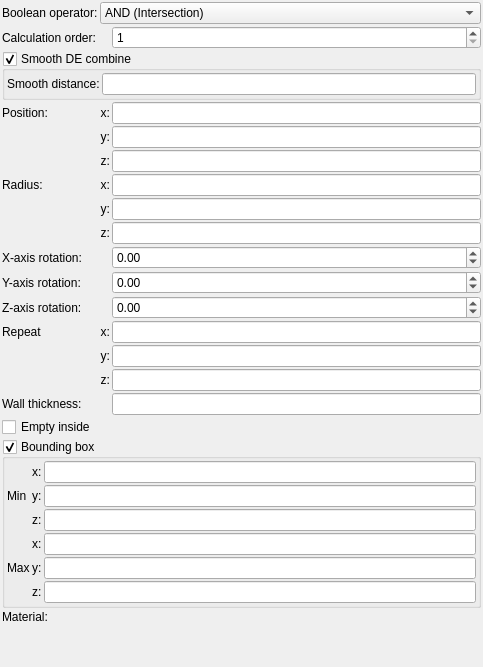
Above: mandelbulber2/formula/ui/primitive_ellipsoid.ui from buddhi1980/mandelbulber2 before the change. Below: the same form after it.
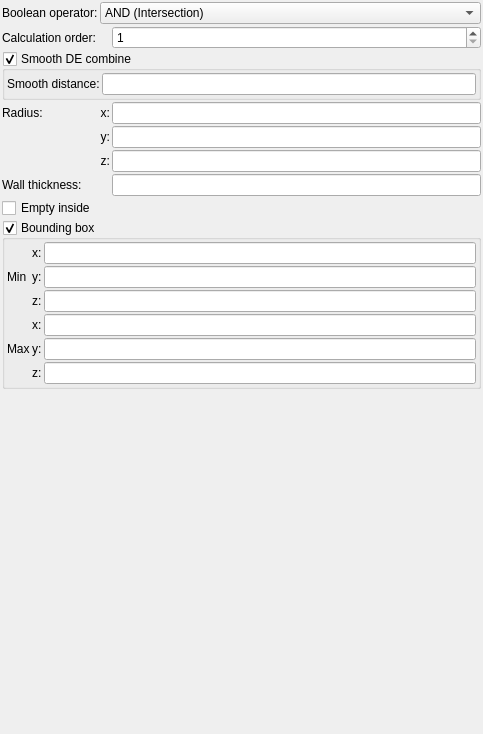
That is the form after the change. Custom widgets are drawn as their Qt base class.

```diff
--- a/mandelbulber2/formula/ui/primitive_ellipsoid.ui
+++ b/mandelbulber2/formula/ui/primitive_ellipsoid.ui
@@ -7,7 +7,7 @@
     <x>0</x>
     <y>0</y>
     <width>483</width>
-    <height>667</height>
+    <height>734</height>
    </rect>
   </property>
   <property name="windowTitle">
@@ -34,80 +34,53 @@
      <property name="spacing">
       <number>2</number>
      </property>
-     <item row="14" column="2">
-      <widget class="MyLineEdit" name="vect3_repeat_z">
+     <item row="0" column="1" colspan="2">
+      <widget class="MyComboBox" name="comboBox_boolean_operator">
        <property name="sizePolicy">
-        <sizepolicy hsizetype="Expanding" vsizetype="Maximum">
+        <sizepolicy hsizetype="Preferred" vsizetype="Preferred">
          <horstretch>0</horstretch>
          <verstretch>0</verstretch>
         </sizepolicy>
        </property>
-      </widget>
-     </item>
-     <item row="2" column="0" colspan="3">
-      <widget class="MyGroupBox" name="groupCheck_smooth_de_combine_enable">
-       <property name="title">
-        <string>Smooth DE combine</string>
-       </property>
-       <property name="checkable">
-        <bool>true</bool>
-       </property>
-       <layout class="QGridLayout" name="gridLayout_4">
-        <property name="leftMargin">
-         <number>2</number>
+       <item>
+        <property name="text">
+         <string>AND (Intersection)</string>
         </property>
-        <property name="topMargin">
-         <number>2</number>
+       </item>
+       <item>
+        <property name="text">
+         <string>OR (Union)</string>
         </property>
-        <property name="rightMargin">
-         <number>2</number>
+       </item>
+       <item>
+        <property name="text">
+         <string>SUB (Complement)</string>
         </property>
-        <property name="bottomMargin">
-         <number>2</number>
+       </item>
+       <item>
+        <property name="text">
+         <string>rev SUB (B-A)</string>
         </property>
-        <property name="spacing">
-         <number>2</number>
-        </property>
-        <item row="0" column="0">
-         <widget class="QLabel" name="label_306">
-          <property name="text">
-           <string>Smooth distance:</string>
-          </property>
-          <property name="wordWrap">
-           <bool>true</bool>
-          </property>
-         </widget>
-        </item>
-        <item row="0" column="1">
-         <widget class="MyLineEdit" name="logedit_smooth_de_combine_distance">
-          <property name="sizePolicy">
-           <sizepolicy hsizetype="Expanding" vsizetype="Maximum">
-            <horstretch>0</horstretch>
-            <verstretch>0</verstretch>
-           </sizepolicy>
-          </property>
-         </widget>
-        </item>
-       </layout>
+       </item>
       </widget>
      </item>
-     <item row="3" column="2">
-      <widget class="MyLineEdit" name="vect3_position_x">
-       <property name="sizePolicy">
-        <sizepolicy hsizetype="Expanding" vsizetype="Maximum">
-         <horstretch>0</horstretch>
-         <verstretch>0</verstretch>
-        </sizepolicy>
-       </property>
-      </widget>
-     </item>
-     <item row="4" column="1">
-      <widget class="QLabel" name="label_12">
+     <item row="1" column="0">
+      <widget class="QLabel" name="label_22">
        <property name="text">
-        <string>y:</string>
+        <string>Calculation order:</string>
        </property>
-       <property name="alignment">
-        <set>Qt::AlignRight|Qt::AlignTrailing|Qt::AlignVCenter</set>
+       <property name="wordWrap">
+        <bool>true</bool>
+       </property>
+      </widget>
+     </item>
+     <item row="5" column="2">
+      <widget class="MyLineEdit" name="vect3_size_z">
+       <property name="sizePolicy">
+        <sizepolicy hsizetype="Expanding" vsizetype="Maximum">
+         <horstretch>0</horstretch>
+         <verstretch>0</verstretch>
+        </sizepolicy>
        </property>
       </widget>
      </item>
@@ -121,58 +94,9 @@
        </property>
       </widget>
      </item>
-     <item row="1" column="2">
-      <widget class="MySpinBox" name="spinboxInt_calculation_order">
+     <item row="4" column="2">
+      <widget class="MyLineEdit" name="vect3_size_y">
        <property name="sizePolicy">
-        <sizepolicy hsizetype="Minimum" vsizetype="Maximum">
-         <horstretch>0</horstretch>
-         <verstretch>0</verstretch>
-        </sizepolicy>
-       </property>
-       <property name="toolTip">
-        <string>&lt;html&gt;&lt;head/&gt;&lt;body&gt;&lt;p&gt;Order of calculation boolean operators. Object with lower number will be calculated first.&lt;/p&gt;&lt;/body&gt;&lt;/html&gt;</string>
-       </property>
-       <property name="minimum">
-        <number>1</number>
-       </property>
-       <property name="maximum">
-        <number>9999</number>
-       </property>
-      </widget>
-     </item>
-     <item row="14" column="1">
-      <widget class="QLabel" name="label_repeat_z_2">
-       <property name="text">
-        <string>z:</string>
-       </property>
-       <property name="alignment">
-        <set>Qt::AlignRight|Qt::AlignTrailing|Qt::AlignVCenter</set>
-       </property>
-      </widget>
-     </item>
-     <item row="3" column="1">
-      <widget class="QLabel" name="label_11">
-       <property name="text">
-        <string>x:</string>
-       </property>
-       <property name="alignment">
-        <set>Qt::AlignRight|Qt::AlignTrailing|Qt::AlignVCenter</set>
-       </property>
-      </widget>
-     </item>
-     <item row="13" column="1">
-      <widget class="QLabel" name="label_repeat_y_2">
-       <property name="text">
-        <string>y:</string>
-       </property>
-       <property name="alignment">
-        <set>Qt::AlignRight|Qt::AlignTrailing|Qt::AlignVCenter</set>
-       </property>
-      </widget>
-     </item>
-     <item row="15" column="2">
-      <widget class="MyLineEdit" name="logedit_wall_thickness">
-       <property name="sizePolicy">
         <sizepolicy hsizetype="Expanding" vsizetype="Maximum">
          <horstretch>0</horstretch>
          <verstretch>0</verstretch>
@@ -180,86 +104,7 @@
        </property>
       </widget>
      </item>
-     <item row="19" column="0">
-      <widget class="QLabel" name="label_20">
-       <property name="text">
-        <string>Material:</string>
-       </property>
-      </widget>
-     </item>
-     <item row="5" column="2">
-      <widget class="MyLineEdit" name="vect3_position_z">
-       <property name="sizePolicy">
-        <sizepolicy hsizetype="Expanding" vsizetype="Maximum">
-         <horstretch>0</horstretch>
-         <verstretch>0</verstretch>
-        </sizepolicy>
-       </property>
-      </widget>
-     </item>
-     <item row="6" column="0">
-      <widget class="QLabel" name="label_7">
-       <property name="text">
-        <string>Radius:</string>
-       </property>
-      </widget>
-     </item>
-     <item row="11" column="2">
-      <widget class="MyDoubleSpinBox" name="spinboxd3_rotation_z">
-       <property name="sizePolicy">
-        <sizepolicy hsizetype="Minimum" vsizetype="Maximum">
-         <horstretch>0</horstretch>
-         <verstretch>0</verstretch>
-        </sizepolicy>
-       </property>
-       <property name="prefix">
-        <string/>
-       </property>
-       <property name="suffix">
-        <string/>
-       </property>
-       <property name="decimals">
-        <number>2</number>
-       </property>
-       <property name="minimum">
-        <double>-36000.000000000000000</double>
-       </property>
-       <property name="maximum">
-        <double>36000.000000000000000</double>
-       </property>
-       <property name="singleStep">
-        <double>0.100000000000000</double>
-       </property>
-      </widget>
-     </item>
-     <item row="19" column="1" colspan="2">
-      <widget class="cMaterialSelector" name="materialselector_material_id" native="true">
-       <property name="sizePolicy">
-        <sizepolicy hsizetype="Preferred" vsizetype="Minimum">
-         <horstretch>0</horstretch>
-         <verstretch>0</verstretch>
-        </sizepolicy>
-       </property>
-      </widget>
-     </item>
-     <item row="10" column="0">
-      <widget class="QLabel" name="label_y_rotation">
-       <property name="text">
-        <string>Y-axis rotation:</string>
-       </property>
-      </widget>
-     </item>
-     <item row="7" column="1">
-      <widget class="QLabel" name="label_15">
-       <property name="text">
-        <string>y:</string>
-       </property>
-       <property name="alignment">
-        <set>Qt::AlignRight|Qt::AlignTrailing|Qt::AlignVCenter</set>
-       </property>
-      </widget>
-     </item>
-     <item row="17" column="0" colspan="3">
+     <item row="8" column="0" colspan="3">
       <widget class="MyGroupBox" name="groupCheck_limits_enable">
        <property name="title">
         <string>Bounding box</string>
@@ -426,134 +271,54 @@
        </layout>
       </widget>
      </item>
-     <item row="11" column="0">
-      <widget class="QLabel" name="label_z_rotation">
-       <property name="text">
-        <string>Z-axis rotation:</string>
+     <item row="2" column="0" colspan="3">
+      <widget class="MyGroupBox" name="groupCheck_smooth_de_combine_enable">
+       <property name="title">
+        <string>Smooth DE combine</string>
        </property>
-      </widget>
-     </item>
-     <item row="9" column="2">
-      <widget class="MyDoubleSpinBox" name="spinboxd3_rotation_x">
-       <property name="sizePolicy">
-        <sizepolicy hsizetype="Minimum" vsizetype="Maximum">
-         <horstretch>0</horstretch>
-         <verstretch>0</verstretch>
-        </sizepolicy>
+       <property name="checkable">
+        <bool>true</bool>
        </property>
-       <property name="prefix">
-        <string/>
-       </property>
-       <property name="suffix">
-        <string/>
-       </property>
-       <property name="decimals">
-        <number>2</number>
-       </property>
-       <property name="minimum">
-        <double>-36000.000000000000000</double>
-       </property>
-       <property name="maximum">
-        <double>36000.000000000000000</double>
-       </property>
-       <property name="singleStep">
-        <double>0.100000000000000</double>
-       </property>
-      </widget>
-     </item>
-     <item row="10" column="2">
-      <widget class="MyDoubleSpinBox" name="spinboxd3_rotation_y">
-       <property name="sizePolicy">
-        <sizepolicy hsizetype="Minimum" vsizetype="Maximum">
-         <horstretch>0</horstretch>
-         <verstretch>0</verstretch>
-        </sizepolicy>
-       </property>
-       <property name="prefix">
-        <string/>
-       </property>
-       <property name="suffix">
-        <string/>
-       </property>
-       <property name="decimals">
-        <number>2</number>
-       </property>
-       <property name="minimum">
-        <double>-36000.000000000000000</double>
-       </property>
-       <property name="maximum">
-        <double>36000.000000000000000</double>
-       </property>
-       <property name="singleStep">
-        <double>0.100000000000000</double>
-       </property>
-      </widget>
-     </item>
-     <item row="12" column="1">
-      <widget class="QLabel" name="label_repeat_x_2">
-       <property name="text">
-        <string>x:</string>
-       </property>
-       <property name="alignment">
-        <set>Qt::AlignRight|Qt::AlignTrailing|Qt::AlignVCenter</set>
-       </property>
-      </widget>
-     </item>
-     <item row="3" column="0">
-      <widget class="QLabel" name="label_10">
-       <property name="text">
-        <string>Position:</string>
-       </property>
-      </widget>
-     </item>
-     <item row="7" column="2">
-      <widget class="MyLineEdit" name="vect3_size_y">
-       <property name="sizePolicy">
-        <sizepolicy hsizetype="Expanding" vsizetype="Maximum">
-         <horstretch>0</horstretch>
-         <verstretch>0</verstretch>
-        </sizepolicy>
-       </property>
-      </widget>
-     </item>
-     <item row="12" column="0">
-      <widget class="QLabel" name="label_2">
-       <property name="text">
-        <string>Repeat</string>
-       </property>
-      </widget>
-     </item>
-     <item row="0" column="1" colspan="2">
-      <widget class="MyComboBox" name="comboBox_boolean_operator">
-       <property name="sizePolicy">
-        <sizepolicy hsizetype="Preferred" vsizetype="Preferred">
-         <horstretch>0</horstretch>
-         <verstretch>0</verstretch>
-        </sizepolicy>
-       </property>
-       <item>
-        <property name="text">
-         <string>AND (Intersection)</string>
+       <layout class="QGridLayout" name="gridLayout_4">
+        <property name="leftMargin">
+         <number>2</number>
         </property>
-       </item>
-       <item>
-        <property name="text">
-         <string>OR (Union)</string>
+        <property name="topMargin">
+         <number>2</number>
         </property>
-       </item>
-       <item>
-        <property name="text">
-         <string>SUB (Complement)</string>
+        <property name="rightMargin">
+         <number>2</number>
         </property>
-       </item>
-       <item>
-        <property name="text">
-         <string>rev SUB (B-A)</string>
+        <property name="bottomMargin">
+         <number>2</number>
         </property>
-       </item>
+        <property name="spacing">
+         <number>2</number>
+        </property>
+        <item row="0" column="0">
+         <widget class="QLabel" name="label_306">
+          <property name="text">
+           <string>Smooth distance:</string>
+          </property>
+          <property name="wordWrap">
+           <bool>true</bool>
+          </property>
+         </widget>
+        </item>
+        <item row="0" column="1">
+         <widget class="MyLineEdit" name="logedit_smooth_de_combine_distance">
+          <property name="sizePolicy">
+           <sizepolicy hsizetype="Expanding" vsizetype="Maximum">
+            <horstretch>0</horstretch>
+            <verstretch>0</verstretch>
+           </sizepolicy>
+          </property>
+         </widget>
+        </item>
+       </layout>
       </widget>
      </item>
-     <item row="16" column="0" colspan="3">
+     <item row="7" column="0" colspan="3">
       <widget class="MyCheckBox" name="checkBox_empty">
        <property name="sizePolicy">
         <sizepolicy hsizetype="Minimum" vsizetype="Maximum">
@@ -566,44 +331,26 @@
        </property>
       </widget>
      </item>
-     <item row="8" column="2">
-      <widget class="MyLineEdit" name="vect3_size_z">
+     <item row="1" column="2">
+      <widget class="MySpinBox" name="spinboxInt_calculation_order">
        <property name="sizePolicy">
-        <sizepolicy hsizetype="Expanding" vsizetype="Maximum">
+        <sizepolicy hsizetype="Minimum" vsizetype="Maximum">
          <horstretch>0</horstretch>
          <verstretch>0</verstretch>
         </sizepolicy>
        </property>
-      </widget>
-     </item>
-     <item row="1" column="0">
-      <widget class="QLabel" name="label_22">
-       <property name="text">
-        <string>Calculation order:</string>
+       <property name="toolTip">
+        <string>&lt;html&gt;&lt;head/&gt;&lt;body&gt;&lt;p&gt;Order of calculation boolean operators. Object with lower number will be calculated first.&lt;/p&gt;&lt;/body&gt;&lt;/html&gt;</string>
        </property>
-       <property name="wordWrap">
-        <bool>true</bool>
+       <property name="minimum">
+        <number>1</number>
        </property>
-      </widget>
-     </item>
-     <item row="9" column="0">
-      <widget class="QLabel" name="label_x_rotation">
-       <property name="text">
-        <string>X-axis rotation:</string>
+       <property name="maximum">
+        <number>9999</number>
        </property>
       </widget>
      </item>
-     <item row="6" column="1">
-      <widget class="QLabel" name="label_14">
-       <property name="text">
-        <string>x:</string>
-       </property>
-       <property name="alignment">
-        <set>Qt::AlignRight|Qt::AlignTrailing|Qt::AlignVCenter</set>
-       </property>
-      </widget>
-     </item>
-     <item row="6" column="2">
+     <item row="3" column="2">
       <widget class="MyLineEdit" name="vect3_size_x">
        <property name="sizePolicy">
         <sizepolicy hsizetype="Expanding" vsizetype="Maximum">
@@ -613,63 +360,60 @@
        </property>
       </widget>
      </item>
-     <item row="4" column="2">
-      <widget class="MyLineEdit" name="vect3_position_y">
-       <property name="sizePolicy">
-        <sizepolicy hsizetype="Expanding" vsizetype="Maximum">
-         <horstretch>0</horstretch>
-         <verstretch>0</verstretch>
-        </sizepolicy>
-       </property>
-      </widget>
-     </item>
-     <item row="12" column="2">
-      <widget class="MyLineEdit" name="vect3_repeat_x">
-       <property name="sizePolicy">
-        <sizepolicy hsizetype="Expanding" vsizetype="Maximum">
-         <horstretch>0</horstretch>
-         <verstretch>0</verstretch>
-        </sizepolicy>
-       </property>
-      </widget>
-     </item>
-     <item row="5" column="1">
-      <widget class="QLabel" name="label_13">
+     <item row="3" column="1">
+      <widget class="QLabel" name="label_14">
        <property name="text">
-        <string>z:</string>
+        <string>x:</string>
        </property>
        <property name="alignment">
         <set>Qt::AlignRight|Qt::AlignTrailing|Qt::AlignVCenter</set>
        </property>
       </widget>
      </item>
-     <item row="13" column="2">
-      <widget class="MyLineEdit" name="vect3_repeat_y">
-       <property name="sizePolicy">
-        <sizepolicy hsizetype="Expanding" vsizetype="Maximum">
-         <horstretch>0</horstretch>
-         <verstretch>0</verstretch>
-        </sizepolicy>
-       </property>
-      </widget>
-     </item>
-     <item row="8" column="1">
-      <widget class="QLabel" name="label_16">
-       <property name="text">
-        <string>z:</string>
-       </property>
-       <property name="alignment">
-        <set>Qt::AlignRight|Qt::AlignTrailing|Qt::AlignVCenter</set>
-       </property>
-      </widget>
-     </item>
-     <item row="15" column="0">
+     <item row="6" column="0">
       <widget class="QLabel" name="label_3">
        <property name="text">
         <string>Wall thickness:</string>
        </property>
       </widget>
      </item>
+     <item row="4" column="1">
+      <widget class="QLabel" name="label_15">
+       <property name="text">
+        <string>y:</string>
+       </property>
+       <property name="alignment">
+        <set>Qt::AlignRight|Qt::AlignTrailing|Qt::AlignVCenter</set>
+       </property>
+      </widget>
+     </item>
+     <item row="5" column="1">
+      <widget class="QLabel" name="label_16">
+       <property name="text">
+        <string>z:</string>
+       </property>
+       <property name="alignment">
+        <set>Qt::AlignRight|Qt::AlignTrailing|Qt::AlignVCenter</set>
+       </property>
+      </widget>
+     </item>
+     <item row="6" column="2">
+      <widget class="MyLineEdit" name="logedit_wall_thickness">
+       <property name="sizePolicy">
+        <sizepolicy hsizetype="Expanding" vsizetype="Maximum">
+         <horstretch>0</horstretch>
+         <verstretch>0</verstretch>
+        </sizepolicy>
+       </property>
+      </widget>
+     </item>
+     <item row="3" column="0">
+      <widget class="QLabel" name="label_7">
+       <property name="text">
+        <string>Radius:</string>
+       </property>
+      </widget>
+     </item>
     </layout>
    </item>
    <item>
@@ -688,11 +432,6 @@
   </layout>
  </widget>
  <customwidgets>
-  <customwidget>
-   <class>MyDoubleSpinBox</class>
-   <extends>QDoubleSpinBox</extends>
-   <header>my_double_spin_box.h</header>
-  </customwidget>
   <customwidget>
    <class>MyCheckBox</class>
    <extends>QCheckBox</extends>
@@ -703,12 +442,6 @@
    <extends>QLineEdit</extends>
    <header>my_line_edit.h</header>
   </customwidget>
-  <customwidget>
-   <class>cMaterialSelector</class>
-   <extends>QWidget</extends>
-   <header>material_selector.h</header>
-   <container>1</container>
-  </customwidget>
   <customwidget>
    <class>MyComboBox</class>
    <extends>QComboBox</extends>
```
Left out of the diff: 6 changed lines with no effect on the pictures.
